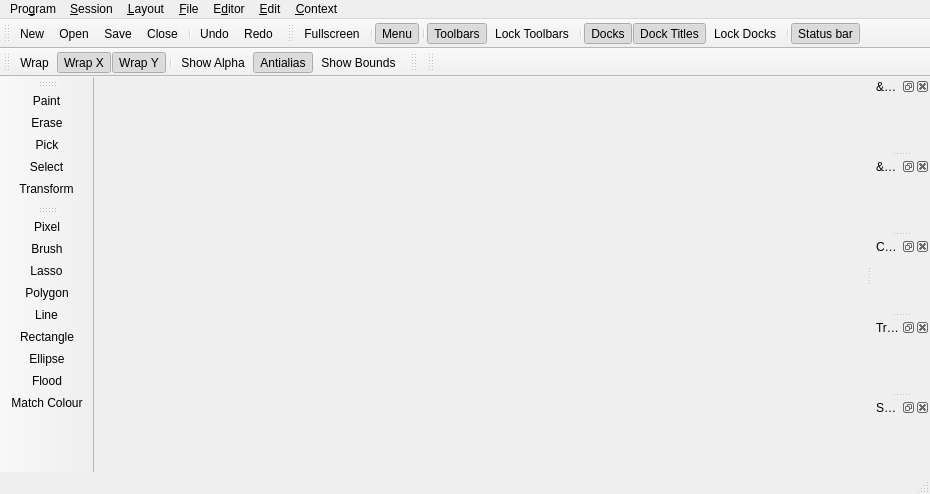
Above: mainwindow.ui from not-surt/SimPix before the change. Below: the same form after it.
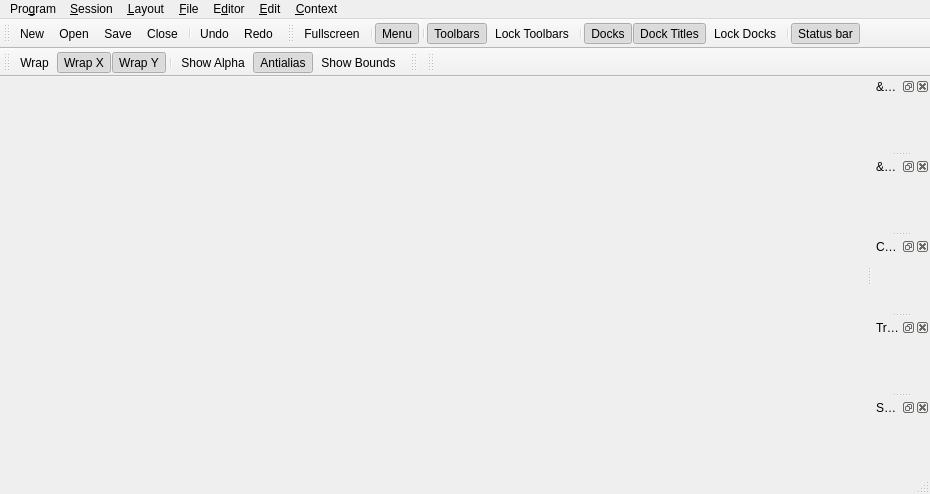
That is the form after the change. Icons and pictures are not drawn. Custom widgets are drawn as their Qt base class.

Commit message: Think I fixed why OpenGL wasn't drawing in core. Wasn't binding vertex array object before binding attribute pointer.

Diff of the .ui file:
```diff
--- a/mainwindow.ui
+++ b/mainwindow.ui
@@ -165,22 +165,6 @@
    <addaction name="actionRedo"/>
   </widget>
   <widget class="QStatusBar" name="statusBar"/>
-  <widget class="QToolBar" name="toolBarTool">
-   <property name="windowTitle">
-    <string>Tools</string>
-   </property>
-   <attribute name="toolBarArea">
-    <enum>LeftToolBarArea</enum>
-   </attribute>
-   <attribute name="toolBarBreak">
-    <bool>false</bool>
-   </attribute>
-   <addaction name="actionToolPaint"/>
-   <addaction name="actionToolErase"/>
-   <addaction name="actionToolPick"/>
-   <addaction name="actionToolSelect"/>
-   <addaction name="actionToolTransform"/>
-  </widget>
   <widget class="QDockWidget" name="paletteDockWidget">
    <property name="windowTitle">
     <string>&amp;Palette</string>
@@ -261,26 +245,6 @@
    <addaction name="actionAntialias"/>
    <addaction name="actionShowBounds"/>
   </widget>
-  <widget class="QToolBar" name="toolBarMode">
-   <property name="windowTitle">
-    <string>Mode</string>
-   </property>
-   <attribute name="toolBarArea">
-    <enum>LeftToolBarArea</enum>
-   </attribute>
-   <attribute name="toolBarBreak">
-    <bool>false</bool>
-   </attribute>
-   <addaction name="actionModePixel"/>
-   <addaction name="actionModeBrush"/>
-   <addaction name="actionModeLasso"/>
-   <addaction name="actionModePolygon"/>
-   <addaction name="actionModeLine"/>
-   <addaction name="actionModeRectangle"/>
-   <addaction name="actionModeEllipse"/>
-   <addaction name="actionModeFlood"/>
-   <addaction name="actionModeMatchColour"/>
-  </widget>
   <widget class="QToolBar" name="toolBarBrush">
    <property name="windowTitle">
     <string>Brush</string>
```
The commit also changes 39 other files.
